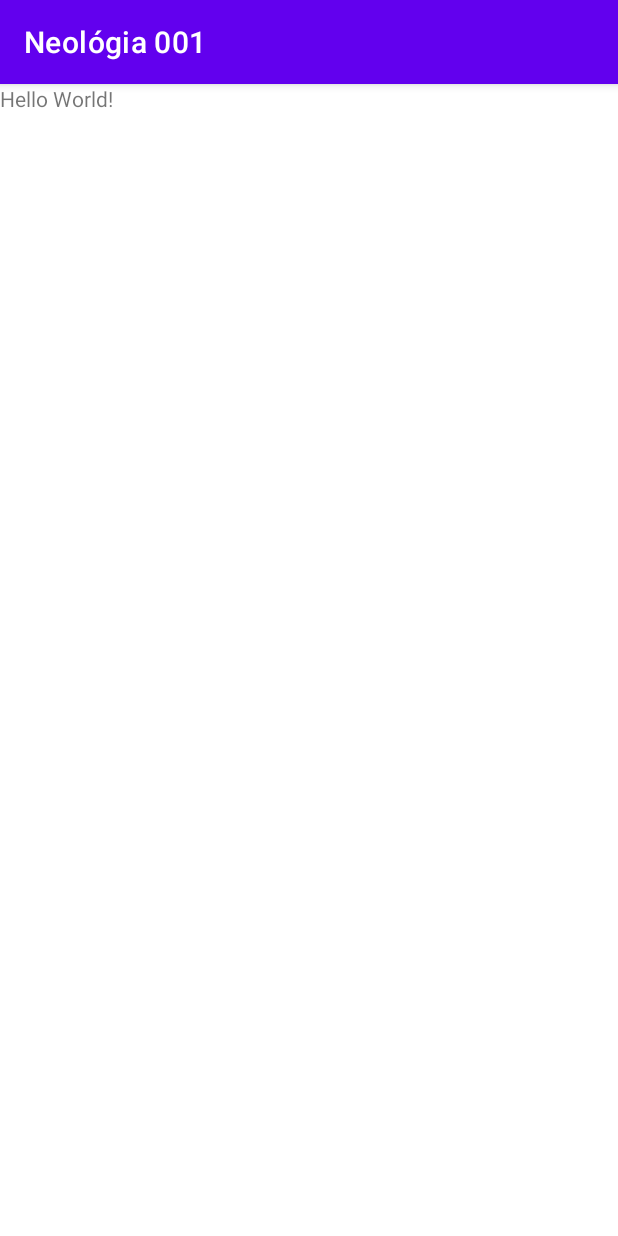
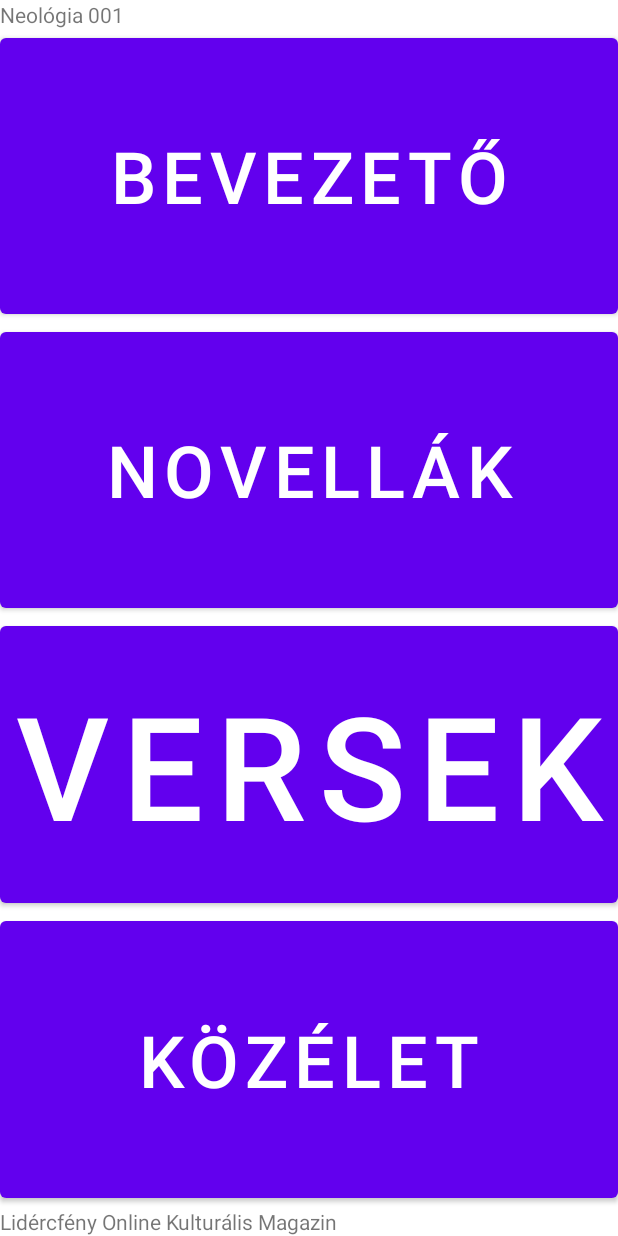
Before and after one commit to Kapitany777/Neologia001, an Android app: the screen it shows after launch (MainActivity), on a phone screen of 412 x 824 dp. Run offline under Robolectric (Android 15) with nearby library versions, the light colour scheme and no system bars.

Commit message:
Menügombok létrehozása

```diff
--- a/app/src/main/res/layout/activity_main.xml
+++ b/app/src/main/res/layout/activity_main.xml
@@ -1,11 +1,41 @@
 <?xml version="1.0" encoding="utf-8"?>
 <LinearLayout xmlns:android="http://schemas.android.com/apk/res/android"
     android:layout_width="match_parent"
-    android:layout_height="match_parent">
+    android:layout_height="match_parent"
+    android:orientation="vertical">
 
     <TextView
         android:layout_width="wrap_content"
         android:layout_height="wrap_content"
-        android:text="Hello World!" />
+        android:text="Neológia 001" />
+
+    <Button
+        android:layout_width="match_parent"
+        android:layout_height="wrap_content"
+        style="@style/ButtonMenu"
+        android:text="Bevezető" />
+
+    <Button
+        android:layout_width="match_parent"
+        android:layout_height="wrap_content"
+        style="@style/ButtonMenu"
+        android:text="Novellák" />
+
+    <Button
+        android:layout_width="match_parent"
+        android:layout_height="wrap_content"
+        style="@style/ButtonMenu"
+        android:text="Versek" />
+
+    <Button
+        android:layout_width="match_parent"
+        android:layout_height="wrap_content"
+        style="@style/ButtonMenu"
+        android:text="Közélet" />
+
+    <TextView
+        android:layout_width="wrap_content"
+        android:layout_height="wrap_content"
+        android:text="Lidércfény Online Kulturális Magazin" />
 
 </LinearLayout>
--- /dev/null
+++ b/app/src/main/res/values/arrays.xml
@@ -0,0 +1,9 @@
+<?xml version="1.0" encoding="utf-8"?>
+<resources>
+    <array name="button_menu_text_sizes">
+        <item>16sp</item>
+        <item>20sp</item>
+        <item>48sp</item>
+        <item>96sp</item>
+    </array>
+</resources>
--- a/app/src/main/res/values/themes.xml
+++ b/app/src/main/res/values/themes.xml
@@ -12,5 +12,15 @@
         <!-- Status bar color. -->
         <item name="android:statusBarColor" tools:targetApi="l">?attr/colorPrimaryVariant</item>
         <!-- Customize your theme here. -->
+        <item name="windowActionBar">false</item>
+        <item name="windowNoTitle">true</item>
+    </style>
+
+    <style name="ButtonMenu">
+        <item name="android:layout_weight">1</item>
+        <item name="autoSizeTextType">uniform</item>
+<!--        <item name="autoSizeStepGranularity">1sp</item>-->
+        <item name="autoSizePresetSizes">@array/button_menu_text_sizes</item>
+        <item name="android:padding">8dp</item>
     </style>
 </resources>
```
